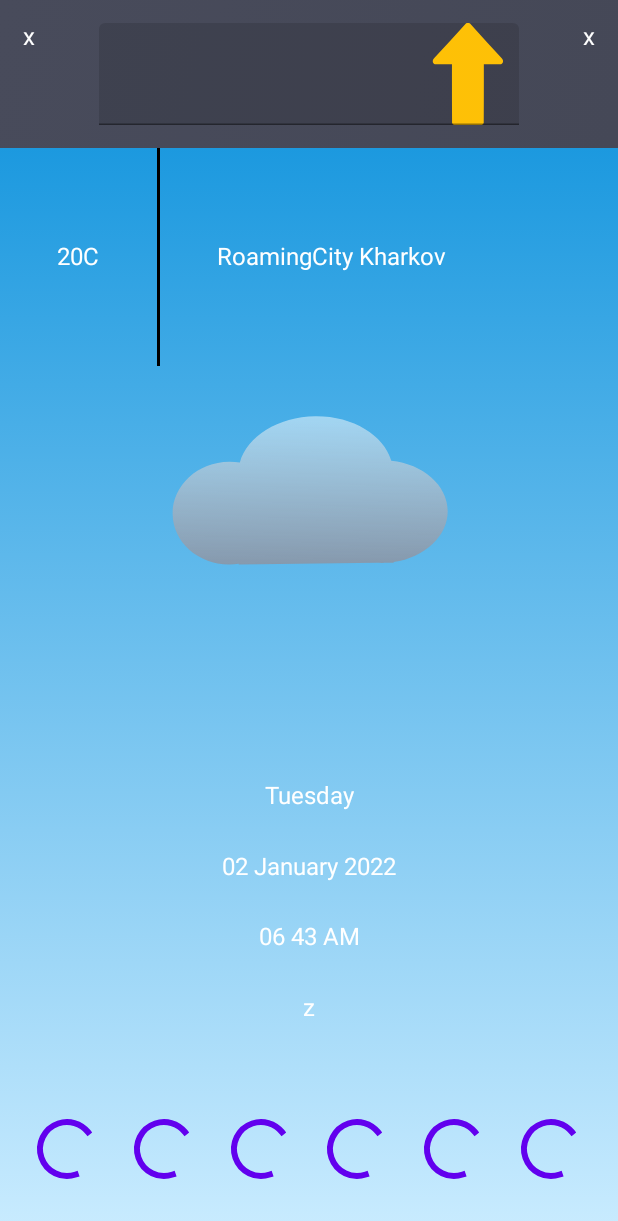
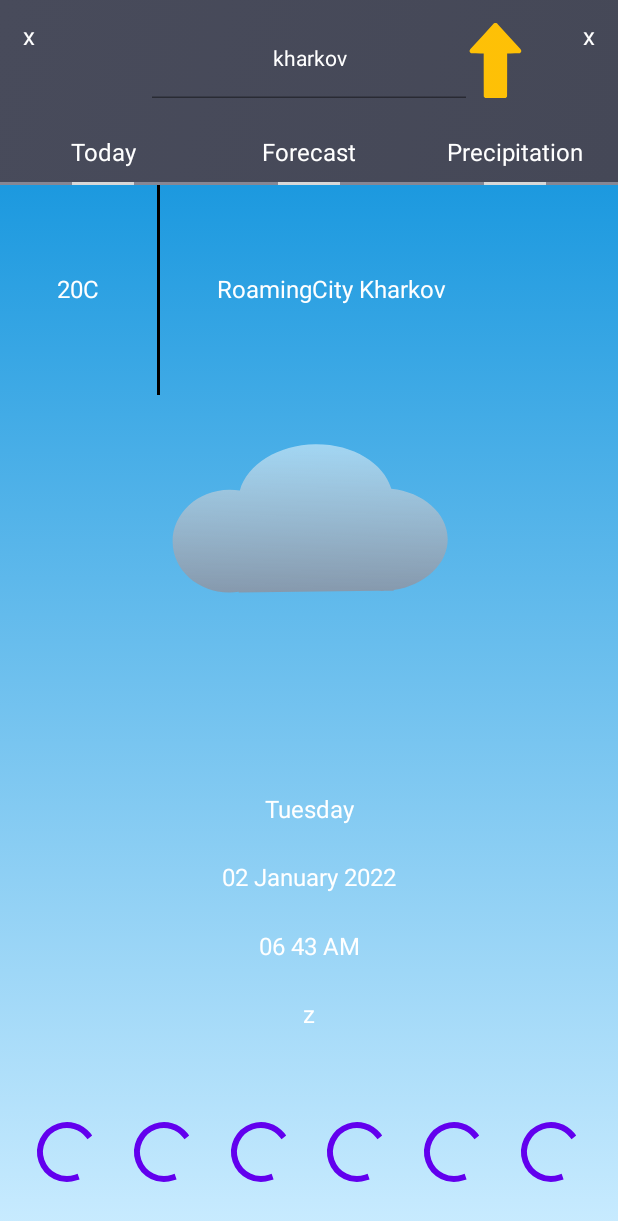
Before and after one commit to darkliself/WeatherApp, an Android app built with Jetpack Compose: the screen it shows after launch (MainActivity), on a phone screen of 412 x 824 dp. Shown: the top 1221 px of the screen. Run offline under Robolectric (Android 15) with nearby library versions, the phone set to English and light mode, and no system bars; our stand-ins replace Dagger/Hilt's generated code; network calls fail; 1 statement that could not run was skipped.

Commit message:
work with TopBarNav.kt

```diff
--- a/app/src/main/java/com/example/weatherapp/ui/screens/TopBarNav.kt
+++ b/app/src/main/java/com/example/weatherapp/ui/screens/TopBarNav.kt
@@ -10,21 +10,24 @@ import androidx.compose.foundation.border
 import androidx.compose.foundation.clickable
 import androidx.compose.foundation.layout.*
 import androidx.compose.foundation.lazy.LazyRow
-import androidx.compose.material.Divider
-import androidx.compose.material.Surface
-import androidx.compose.material.Text
-import androidx.compose.material.TextField
+import androidx.compose.foundation.shape.RoundedCornerShape
+import androidx.compose.material.*
 import androidx.compose.runtime.*
 import androidx.compose.ui.Alignment
 import androidx.compose.ui.BiasAlignment
 import androidx.compose.ui.Modifier
+import androidx.compose.ui.draw.clip
 import androidx.compose.ui.draw.rotate
 import androidx.compose.ui.graphics.Brush
 import androidx.compose.ui.graphics.Color
 import androidx.compose.ui.graphics.vector.ImageVector
+import androidx.compose.ui.layout.ContentScale
 import androidx.compose.ui.layout.VerticalAlignmentLine
 import androidx.compose.ui.res.vectorResource
+import androidx.compose.ui.text.TextStyle
+import androidx.compose.ui.text.style.TextAlign
 import androidx.compose.ui.unit.dp
+import androidx.compose.ui.unit.sp
 import androidx.compose.ui.zIndex
 import androidx.navigation.NavController
 import com.example.weatherapp.R
@@ -33,11 +36,12 @@ import com.example.weatherapp.navigation.Screens
 
 @Composable
 fun TopBarNav(navController: NavController) {
+    val state = false
     var cityName by remember { mutableStateOf("") }
     Column(
         Modifier
             .fillMaxWidth()
-            .fillMaxHeight(.12f)
+            .fillMaxHeight(.15f)
             .background(
                 brush = Brush.linearGradient(
                     colors = listOf(
@@ -54,7 +58,7 @@ fun TopBarNav(navController: NavController) {
             horizontalArrangement = Arrangement.SpaceBetween
         ) {
             Text("x")
-            FindCityTextField("")
+            FindCityTextField("kharkov")
             Text("x")
         }
 
@@ -131,23 +135,59 @@ fun CategoryCard(
             color = Color(0xFF868794),
             thickness = 2.dp,
         )
-
     }
 }
 
 @Composable
 fun FindCityTextField(
     value: String,
-
-    ) {
+) {
+    var state by remember { mutableStateOf(false) }
     var angel by remember { mutableStateOf(0f) }
     val animate by animateFloatAsState(targetValue = angel)
     var city by remember { mutableStateOf(value) }
-    TextField(city, onValueChange = { city = it }, trailingIcon = {
-
+    Box(
+        Modifier
+            .fillMaxWidth(0.8f)
+            .height(50.dp)
+//            .clip(shape = RoundedCornerShape(30.dp))
+//            .border(2.dp, Color(0xFF9B9EAD), shape = RoundedCornerShape(30.dp))
+    ) {
+        if (state) {
+            Text(
+                text = city,
+                modifier = Modifier
+                    .fillMaxWidth(0.7f)
+                    .align(Alignment.Center),
+                textAlign = TextAlign.Center,
+                color = Color.Red,
+                fontSize = 14.sp
+            )
+        } else {
+            TextField(
+                modifier = Modifier
+                    .fillMaxWidth(0.7f)
+                    .height(50.dp)
+                    .align(Alignment.Center),
+                //.clip(shape = RoundedCornerShape(30.dp))
+                //.border(2.dp, Color(0xFF9B9EAD), shape = RoundedCornerShape(30.dp)),
+                value = city,
+                onValueChange = { city = it },
+                textStyle = TextStyle(
+                    textAlign = TextAlign.Center,
+                    fontSize = 14.sp,
+                    color = Color.White
+                ),
+                colors = TextFieldDefaults.textFieldColors(
+                    backgroundColor = Color.Transparent,
+                    focusedIndicatorColor = Color.White,
+                )
+            )
+        }
         Image(
             imageVector = ImageVector.vectorResource(id = R.drawable.ic_arrow), null,
             modifier = Modifier
+                .align(Alignment.CenterEnd)
                 .rotate(animate)
                 .animateContentSize(
                     animationSpec = tween(
@@ -157,7 +197,9 @@ fun FindCityTextField(
                 )
                 .clickable {
                     angel += 180f
-                }
+                    state = !state
+                },
+            contentScale = ContentScale.Fit
         )
-    })
+    }
 }
```
